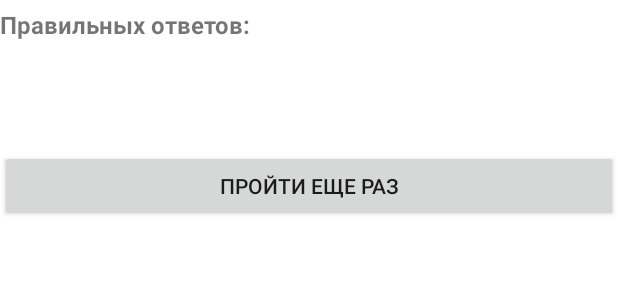
After one commit to Vladislav001/Mobile_system_android, an Android app: the layout activity_results.xml on its own in the app's theme, with its tools: preview values and no code run, on a phone screen of 412 x 824 dp. The commit adds this screen. Shown: the top 300 px of the screen. Run offline under Robolectric (Android 15) with nearby library versions, the phone set to English and light mode, and no system bars.

Commit message:
Рез-ты, подгруз картинок, разлогин

```diff
--- a/CountryTest/app/build.gradle
+++ b/CountryTest/app/build.gradle
@@ -24,6 +24,7 @@ dependencies {
     androidTestCompile('com.android.support.test.espresso:espresso-core:2.2.2', {
         exclude group: 'com.android.support', module: 'support-annotations'
     })
+
     compile 'com.android.support:appcompat-v7:26.+'
     compile 'com.android.support.constraint:constraint-layout:1.0.2'
     compile 'com.google.firebase:firebase-auth:10.0.1'
@@ -31,7 +32,6 @@ dependencies {
     compile 'com.google.firebase:firebase-storage:10.0.1'
     compile 'com.github.bumptech.glide:glide:3.7.0'
     compile 'com.firebaseui:firebase-ui-storage:0.6.0'
-
     testCompile 'junit:junit:4.12'
 }
 
@@ -41,4 +41,5 @@ dependencies {
 
 
 
+
 apply plugin: 'com.google.gms.google-services'
--- a/CountryTest/app/src/main/AndroidManifest.xml
+++ b/CountryTest/app/src/main/AndroidManifest.xml
@@ -1,6 +1,8 @@
 <?xml version="1.0" encoding="utf-8"?>
 <manifest xmlns:android="http://schemas.android.com/apk/res/android"
           package="com.bignerdranch.android.countrytest">
+
+    <uses-permission android:name="android.permission.INTERNET"/>
 
     <application
         android:allowBackup="true"
@@ -22,7 +24,8 @@
         </activity>
         <activity android:name=".TestActivity">
         </activity>
+        <activity android:name=".ResultsActivity">
+        </activity>
     </application>
 
-    <uses-permission android:name="android.permission.INTERNET" />
 </manifest>
--- a/CountryTest/app/src/main/java/com/bignerdranch/android/countrytest/AuthorizationActivity.java
+++ b/CountryTest/app/src/main/java/com/bignerdranch/android/countrytest/AuthorizationActivity.java
@@ -62,10 +62,11 @@ public class AuthorizationActivity extends AppCompatActivity implements View.OnC
         ETemail.addTextChangedListener(generalTextWatcher);
         ETpassword.addTextChangedListener(generalTextWatcher);
 
+        // Если вышли на раб.стол, но авторизованы - зайдем сразу в тест
         FirebaseUser user = mAuth.getCurrentUser();
         if(user != null) {
-//            Intent intent = new Intent(AuthorizationActivity.this, TestActivity.class);
-//            startActivity(intent);
+            Intent intent = new Intent(AuthorizationActivity.this, TestActivity.class);
+            startActivity(intent);
         }
     }
 
--- a/CountryTest/app/src/main/java/com/bignerdranch/android/countrytest/RegistrationActivity.java
+++ b/CountryTest/app/src/main/java/com/bignerdranch/android/countrytest/RegistrationActivity.java
@@ -87,6 +87,7 @@ public class RegistrationActivity extends AppCompatActivity implements View.OnCl
                 if(task.isSuccessful())
                 {
                     myRef.child("Users").child(user.getUid()).setValue(user);
+                    myRef.child("Users").child(user.getUid()).child("results").setValue(0);
                     Toast.makeText(RegistrationActivity.this, "Регистрация успешна", Toast.LENGTH_SHORT).show();
                 }
                 else
--- /dev/null
+++ b/CountryTest/app/src/main/res/layout/activity_results.xml
@@ -0,0 +1,51 @@
+<?xml version="1.0" encoding="utf-8"?>
+<RelativeLayout
+    xmlns:android="http://schemas.android.com/apk/res/android"
+    xmlns:tools="http://schemas.android.com/tools"
+    android:id="@+id/activity_authentication"
+    android:layout_width="match_parent"
+    android:layout_height="match_parent"
+    android:background="#FFF">
+
+
+    <LinearLayout
+        android:layout_width="match_parent"
+        android:layout_height="wrap_content"
+        android:layout_below="@+id/result"
+        android:layout_marginTop="5dp">
+
+        <TextView
+            android:id="@+id/editText"
+            android:layout_width="174dp"
+            android:layout_height="match_parent"
+            android:ems="10"
+            android:text="Правильных ответов: "
+            android:textAllCaps="false"
+            android:textSize="16sp"
+            android:textStyle="bold"/>
+
+        <TextView
+            android:id="@+id/counterCorrectAnswer"
+            android:layout_width="match_parent"
+            android:layout_height="match_parent"
+            android:layout_weight="1"
+            android:ems="10"
+            android:textAlignment="viewStart"/>
+
+    </LinearLayout>
+
+    <LinearLayout
+        android:layout_width="match_parent"
+        android:layout_height="wrap_content"
+        android:layout_below="@+id/et_password"
+        android:layout_marginTop="100dp">
+
+        <Button
+            android:id="@+id/repeat_test"
+            android:layout_width="match_parent"
+            android:layout_height="match_parent"
+            android:layout_weight="1"
+            android:text="Пройти еще раз"/>
+    </LinearLayout>
+
+</RelativeLayout>
--- a/CountryTest/app/src/main/res/layout/activity_test.xml
+++ b/CountryTest/app/src/main/res/layout/activity_test.xml
@@ -60,10 +60,10 @@
             android:textSize="20sp"/>
           <!-- android:visibility="gone"-->
         <ImageView
-            android:id="@+id/vp_test"
+            android:id="@+id/question_image_view"
             android:layout_width="match_parent"
             android:layout_height="match_parent"
-            android:layout_gravity="center" />
+            android:layout_gravity="center"/>
 
         <!--<com.bignerdranch.android.countrytest.ViewPagerCustomDuration-->
         <!--android:id="@+id/vp_test"-->
```
Also changed, not shown: CountryTest/app/src/main/java/com/bignerdranch/android/countrytest/Image.java (added, +22 -0 lines), CountryTest/app/src/main/java/com/bignerdranch/android/countrytest/ResultsActivity.java (added, +68 -0 lines), CountryTest/app/src/main/java/com/bignerdranch/android/countrytest/TestActivity.java (+68 -1 lines), CountryTest/app/src/main/res/values/strings.xml (+7 -7 lines), CountryTest/app/src/main/res/drawable/image_1.jpg (added), CountryTest/app/src/main/res/drawable/image_2.jpg (added), CountryTest/app/src/main/res/drawable/image_3.jpg (added), CountryTest/app/src/main/res/drawable/image_4.jpg (added), CountryTest/app/src/main/res/drawable/image_5.jpg (added).
